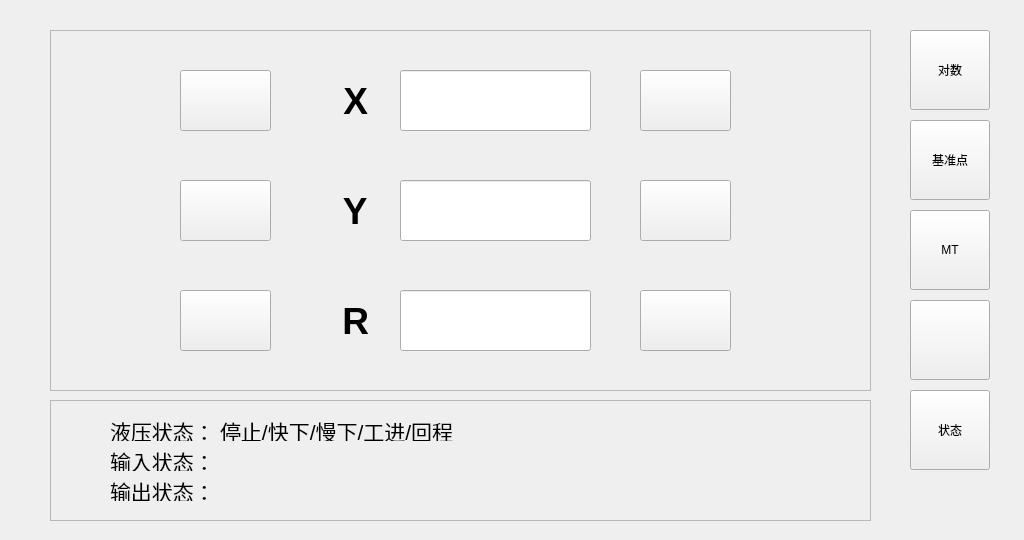
First picture: the form in A66-app/manual.ui, repository Tetraelc/A66_PRO, before the edit.
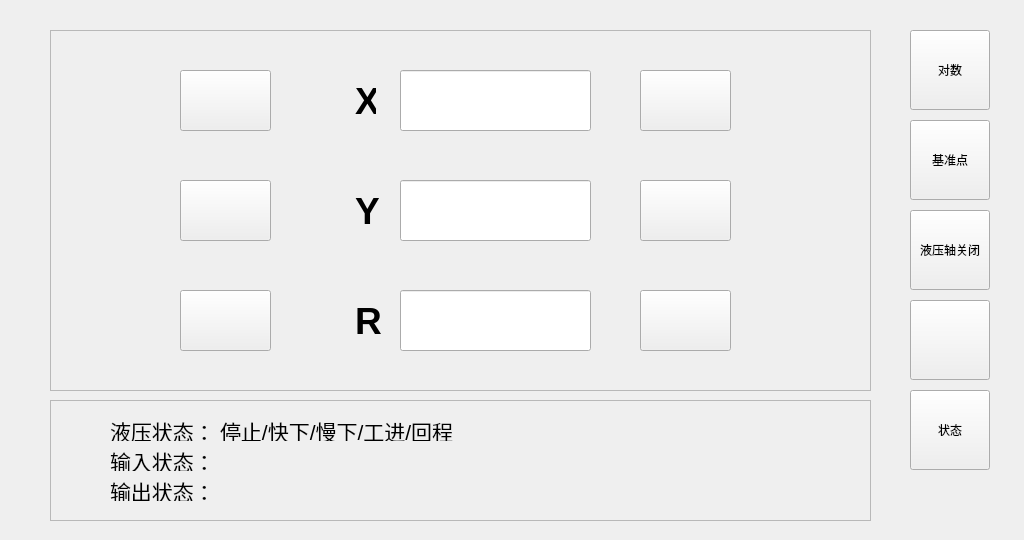
Second picture: the form after the edit. Icons and pictures are not drawn.

```diff
--- a/A66-app/manual.ui
+++ b/A66-app/manual.ui
@@ -29,7 +29,7 @@
     <cursorShape>BlankCursor</cursorShape>
    </property>
    <property name="text">
-    <string>MT</string>
+    <string>液压轴关闭</string>
    </property>
    <property name="icon">
     <iconset resource="A66-appsrc.qrc">
@@ -41,6 +41,9 @@
      <height>48</height>
     </size>
    </property>
+   <property name="popupMode">
+    <enum>QToolButton::InstantPopup</enum>
+   </property>
    <property name="toolButtonStyle">
     <enum>Qt::ToolButtonTextUnderIcon</enum>
    </property>
@@ -223,7 +226,7 @@
      <rect>
       <x>250</x>
       <y>270</y>
-      <width>101</width>
+      <width>51</width>
       <height>41</height>
      </rect>
     </property>
@@ -238,7 +241,7 @@
      <cursorShape>BlankCursor</cursorShape>
     </property>
     <property name="text">
-     <string> R</string>
+     <string/>
     </property>
     <property name="icon">
      <iconset resource="A66-appsrc.qrc">
@@ -288,7 +291,7 @@
      <rect>
       <x>250</x>
       <y>50</y>
-      <width>101</width>
+      <width>41</width>
       <height>41</height>
      </rect>
     </property>
@@ -303,7 +306,7 @@
      <cursorShape>BlankCursor</cursorShape>
     </property>
     <property name="text">
-     <string> X</string>
+     <string/>
     </property>
     <property name="icon">
      <iconset resource="A66-appsrc.qrc">
@@ -327,7 +330,7 @@
      <rect>
       <x>250</x>
       <y>160</y>
-      <width>101</width>
+      <width>41</width>
       <height>41</height>
      </rect>
     </property>
@@ -342,7 +345,7 @@
      <cursorShape>BlankCursor</cursorShape>
     </property>
     <property name="text">
-     <string> Y</string>
+     <string/>
     </property>
     <property name="icon">
      <iconset resource="A66-appsrc.qrc">
@@ -561,6 +564,66 @@
      <enum>Qt::LogicalMoveStyle</enum>
     </property>
    </widget>
+   <widget class="QLabel" name="label_XMan">
+    <property name="geometry">
+     <rect>
+      <x>305</x>
+      <y>50</y>
+      <width>21</width>
+      <height>41</height>
+     </rect>
+    </property>
+    <property name="font">
+     <font>
+      <pointsize>28</pointsize>
+      <weight>75</weight>
+      <bold>true</bold>
+     </font>
+    </property>
+    <property name="text">
+     <string>X</string>
+    </property>
+   </widget>
+   <widget class="QLabel" name="label_YMan">
+    <property name="geometry">
+     <rect>
+      <x>305</x>
+      <y>160</y>
+      <width>30</width>
+      <height>41</height>
+     </rect>
+    </property>
+    <property name="font">
+     <font>
+      <pointsize>28</pointsize>
+      <weight>75</weight>
+      <bold>true</bold>
+     </font>
+    </property>
+    <property name="text">
+     <string>Y</string>
+    </property>
+   </widget>
+   <widget class="QLabel" name="label_RMan">
+    <property name="geometry">
+     <rect>
+      <x>305</x>
+      <y>270</y>
+      <width>30</width>
+      <height>41</height>
+     </rect>
+    </property>
+    <property name="font">
+     <font>
+      <pointsize>28</pointsize>
+      <weight>75</weight>
+      <bold>true</bold>
+     </font>
+    </property>
+    <property name="text">
+     <string>R</string>
+    </property>
+   </widget>
   </widget>
   <widget class="QFrame" name="frame_State">
    <property name="geometry">
```
Left out of the diff: 4 changed lines with no effect on the pictures.
